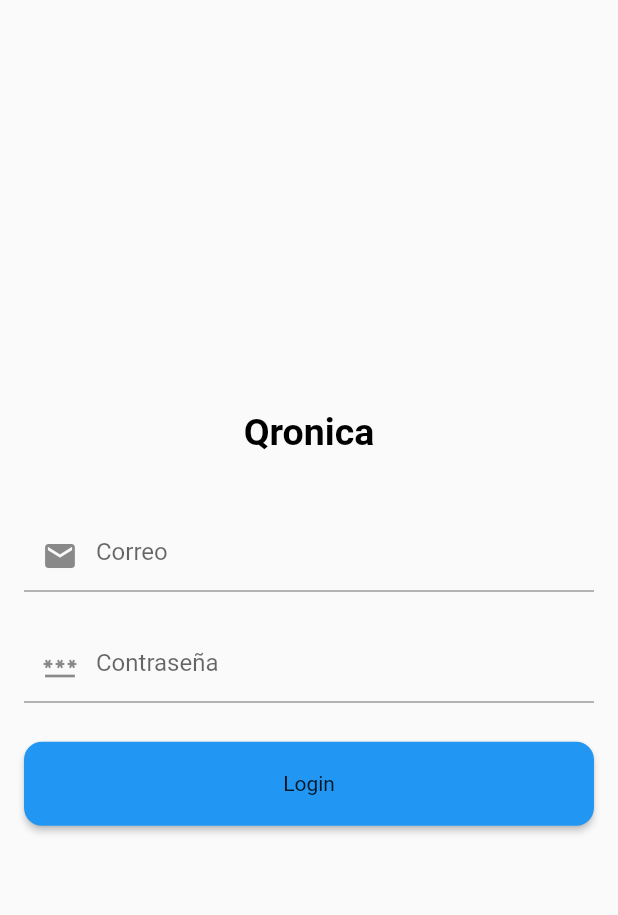
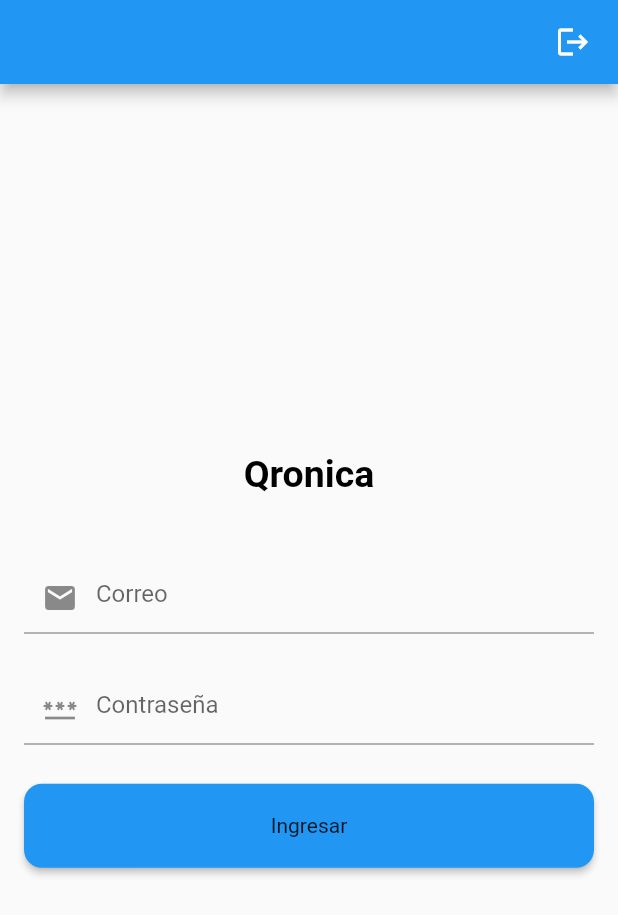
Before and after one commit to minskylab/qronica-recorder, a Flutter app: the screen it shows after launch, on a phone screen of 412 x 824 dp. Shown: the top 915 px of the screen. Run offline on Flutter 3.47's test engine with Material 2 defaults, Android fonts, the phone set to English and light mode, and no system bars; our stand-ins replace audioplayers, firebase_auth, firebase_core, firebase_storage; missing offline and left inert: record; accounts and stored records are empty.

Commit message:
feat: login/out added, complete MIN-118, MIN-119

```diff
--- a/lib/login_screen.dart
+++ b/lib/login_screen.dart
@@ -85,12 +85,8 @@ class _LoginScreenState extends State<LoginScreen> {
                 print(_emailController.text);
                 User? user = await login(email: _emailController.text, password: _passwordController.text, context: context);
                 print(user);
-                if (user != null)
-                {
-                  Navigator.of(context).pushReplacement(MaterialPageRoute(builder: (context) => RecorderScreen()));
-                }
               },
-              child: Text("Login"),
+              child: const Text("Ingresar"),
               )
           )
         ],
--- a/lib/main.dart
+++ b/lib/main.dart
@@ -1,15 +1,11 @@
 import 'dart:async';
-import 'dart:io';
 
 import 'package:firebase_auth/firebase_auth.dart';
 import 'package:firebase_core/firebase_core.dart';
-import 'package:flutter/foundation.dart';
 import 'package:flutter/material.dart';
 import 'package:qronica_recorder/login_screen.dart';
 import 'package:qronica_recorder/recorder_screen.dart';
-import 'package:record/record.dart';
 
-import 'package:qronica_recorder/audio_player.dart';
 
 
 
@@ -38,22 +34,38 @@ class _MyAppState extends State<MyApp> {
 
   @override
   Widget build(BuildContext context) {
-    return FutureBuilder<bool>(
-        future: getUser(),
-        builder: (BuildContext context, AsyncSnapshot<bool> snapshot){
-                    if (snapshot.data == true){
-                        return RecorderScreen();
-                    }
-                      /// other way there is no user logged.
-                      return MaterialApp(
-                      home: Scaffold(
-                        body: Center(
-                          child: LoginScreen(),
-                        ),
-                      ),
-                    );
-          }
-      );
+    return MaterialApp(
+      debugShowCheckedModeBanner: false,
+      home: Scaffold(
+        appBar: AppBar(
+          actions: [
+            SizedBox(
+              width: 60,
+              child: InkWell(
+                onTap:<Widget>() async {
+                  await FirebaseAuth.instance.signOut();
+                  return Center(child: LoginScreen());
+                },
+                child: const Icon(Icons.logout)
+              ))
+          ],
+        ),
+        body: StreamBuilder<User?>(
+          stream: FirebaseAuth.instance.authStateChanges(),
+          builder: (context, snapshot) {
+            if (snapshot.connectionState == ConnectionState.waiting) {
+              return const Center(child: CircularProgressIndicator());
+            } else if (snapshot.hasError) {
+              return const Center(child: Text('Error'));
+            } else if (snapshot.hasData) {
+              return RecorderScreen();
+            } else {
+              return Center(child: LoginScreen());
+            }
+          },
+        ),
+      )
+    );
   }
 
   Future<bool> getUser() async{
```
Also changed, not shown: lib/recorder_screen.dart (+4 -11 lines).
